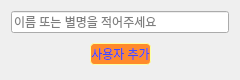
First picture: the form in ui/add_widget_form.ui, repository 100dlswjd/score_calculator, before the edit.
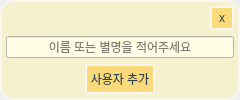
Second picture: the form after the edit.

The edit to the form file:
```diff
--- a/ui/add_widget_form.ui
+++ b/ui/add_widget_form.ui
@@ -7,27 +7,123 @@
     <x>0</x>
     <y>0</y>
     <width>240</width>
-    <height>80</height>
+    <height>100</height>
    </rect>
   </property>
   <property name="minimumSize">
    <size>
     <width>240</width>
-    <height>80</height>
+    <height>100</height>
    </size>
   </property>
   <property name="maximumSize">
    <size>
     <width>240</width>
-    <height>80</height>
+    <height>100</height>
    </size>
   </property>
   <property name="windowTitle">
    <string>Form</string>
   </property>
   <layout class="QVBoxLayout" name="verticalLayout">
+   <property name="leftMargin">
+    <number>0</number>
+   </property>
+   <property name="topMargin">
+    <number>0</number>
+   </property>
+   <property name="rightMargin">
+    <number>0</number>
+   </property>
+   <property name="bottomMargin">
+    <number>0</number>
+   </property>
+   <item>
+    <widget class="QFrame" name="frame">
+     <property name="styleSheet">
+      <string notr="true">QFrame{
+background-color:#F5F0CD;
+border:2px solid #FBF6F0;
+border-radius:14px;
+}</string>
+     </property>
+     <property name="frameShape">
+      <enum>QFrame::StyledPanel</enum>
+     </property>
+     <property name="frameShadow">
+      <enum>QFrame::Raised</enum>
+     </property>
+     <layout class="QVBoxLayout" name="verticalLayout_2">
+      <property name="leftMargin">
+       <number>4</number>
+      </property>
+      <property name="topMargin">
+       <number>4</number>
+      </property>
+      <property name="rightMargin">
+       <number>4</number>
+      </property>
+      <property name="bottomMargin">
+       <number>4</number>
+      </property>
+      <item>
+       <layout class="QHBoxLayout" name="horizontalLayout_2">
+        <item>
+         <spacer name="horizontalSpacer_3">
+          <property name="orientation">
+           <enum>Qt::Horizontal</enum>
+          </property>
+          <property name="sizeHint" stdset="0">
+           <size>
+            <width>40</width>
+            <height>20</height>
+           </size>
+          </property>
+         </spacer>
+        </item>
+        <item>
+         <widget class="QPushButton" name="pushButton">
+          <property name="minimumSize">
+           <size>
+            <width>24</width>
+            <height>24</height>
+           </size>
+          </property>
+          <property name="styleSheet">
+           <string notr="true">QPushButton{
+background-color:#FADA7A;
+border:2px solid #FBF6F0;
+border-radius:1px;
+color:#2f4650;
+}
+
+QPushButton:hover{
+background-color:#a3d8d8;
+border:2px solid #e2ddd8;
+}
+
+QPushButton:pressed{
+background-color:#7ba3a3;
+border:2px solid #d0ccc7;
+}</string>
+          </property>
+          <property name="text">
+           <string>x</string>
+          </property>
+         </widget>
+        </item>
+       </layout>
+      </item>
    <item>
     <widget class="QLineEdit" name="lineEdit">
+        <property name="styleSheet">
+         <string notr="true">QLineEdit{
+background-color:#fffde5;
+}</string>
+        </property>
+        <property name="alignment">
+         <set>Qt::AlignCenter</set>
+        </property>
      <property name="placeholderText">
       <string>이름 또는 별명을 적어주세요</string>
      </property>
@@ -36,16 +132,16 @@
    <item>
     <layout class="QHBoxLayout" name="horizontalLayout">
      <property name="leftMargin">
-      <number>4</number>
+         <number>0</number>
      </property>
      <property name="topMargin">
-      <number>4</number>
+         <number>0</number>
      </property>
      <property name="rightMargin">
-      <number>4</number>
+         <number>0</number>
      </property>
      <property name="bottomMargin">
-      <number>4</number>
+         <number>0</number>
      </property>
      <item>
       <spacer name="horizontalSpacer">
@@ -68,16 +164,32 @@
          <verstretch>0</verstretch>
         </sizepolicy>
        </property>
+          <property name="minimumSize">
+           <size>
+            <width>0</width>
+            <height>24</height>
+           </size>
+          </property>
        <property name="styleSheet">
         <string notr="true">QPushButton{
-border:1px solid #fdffa0;
-border-radius:4px;
-background-color : #ff8a2b;
-color : #3e4bff;
+background-color:#FADA7A;
+border:2px solid #FBF6F0;
+border-radius:1px;
+color:#2f4650;
+}
+
+QPushButton:hover{
+background-color:#a3d8d8;
+border:2px solid #e2ddd8;
+}
+
+QPushButton:pressed{
+background-color:#7ba3a3;
+border:2px solid #d0ccc7;
 }</string>
        </property>
        <property name="text">
-        <string>사용자 추가</string>
+           <string> 사용자 추가 </string>
        </property>
       </widget>
      </item>
@@ -95,6 +207,9 @@
       </spacer>
      </item>
     </layout>
+      </item>
+     </layout>
+    </widget>
    </item>
   </layout>
  </widget>
```
Lines whose indentation alone changed are shown as unchanged.
